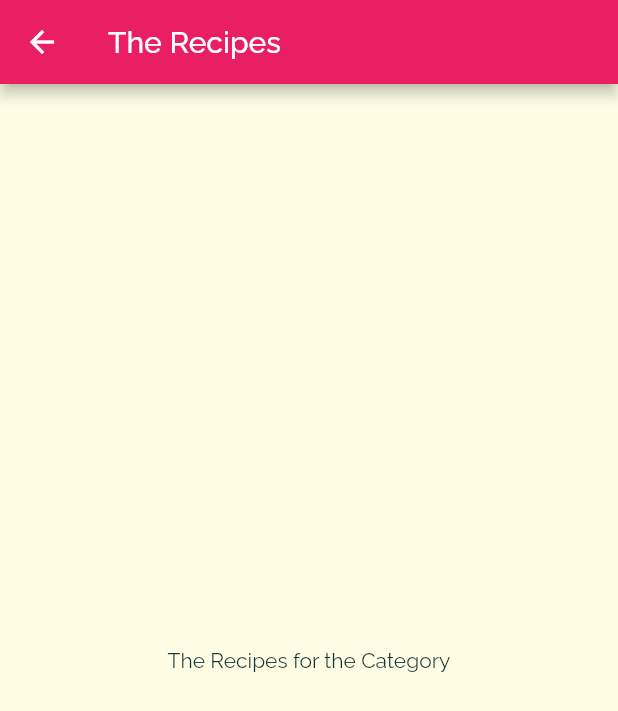
After one commit to thinhle19/Meal_App, a Flutter app: the screen it shows after launch, after a tap on "Italian", on a phone screen of 412 x 824 dp. The commit adds this screen. Shown: the top 711 px of the screen. Run offline on Flutter 3.47's test engine with Material 2 defaults, Android fonts, the phone set to English and light mode, and no system bars.

Commit message:
7.7 - add Navigator.of(ctx).push => when tap a CategoryItem => CategoryMealCreen will pop up

```diff
--- a/lib/category_item.dart
+++ b/lib/category_item.dart
@@ -1,4 +1,5 @@
 import 'package:flutter/material.dart';
+import 'package:meals_app/category_meals_screen.dart';
 
 class CategoryItem extends StatelessWidget {
   final String title;
@@ -6,10 +7,29 @@ class CategoryItem extends StatelessWidget {
 
   CategoryItem(this.title, this.color);
 
+  void selectCategory(BuildContext ctx) {
+    Navigator.of(ctx).push(
+      //could use CupertinoPageRoute also
+      MaterialPageRoute(
+        builder: (_) {
+          return CategoryMealsScreen();
+        },
+      ),
+    );
+    //flutter auto give u a back button
+    //context hold info about position, attributes, blabla of this widget so
+    // using it here is compulsory
+  }
+
   @override
   Widget build(BuildContext context) {
     //you can add default Card here, but lecturer use Container to modify
-    return Container(
+    return InkWell(
+      onTap: () => selectCategory(context),
+      splashColor: Theme.of(context).primaryColor,
+      borderRadius: BorderRadius.circular(20),
+      //todo: check if we specific 20 here but 15 down there => what will happen
+      child: Container(
         padding: const EdgeInsets.all(15),
         child: Text(
           title,
@@ -26,6 +46,7 @@ class CategoryItem extends StatelessWidget {
           ),
           borderRadius: BorderRadius.circular(15),
         ),
+      ),
     );
   }
 }
--- /dev/null
+++ b/lib/category_meals_screen.dart
@@ -0,0 +1,17 @@
+import 'package:flutter/material.dart';
+
+class CategoryMealsScreen extends StatelessWidget {
+  @override
+  Widget build(BuildContext context) {
+    return Scaffold(
+      appBar: AppBar(
+        title: Text("The Recipes"),
+      ),
+      body: Center(
+        child: Text(
+          "The Recipes for the Category",
+        ),
+      ),
+    );
+  }
+}
```
Lines whose indentation alone changed are shown as unchanged.
